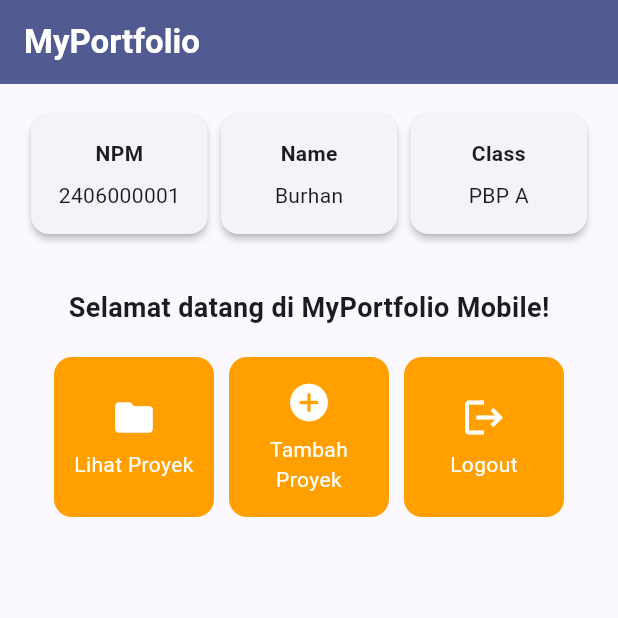
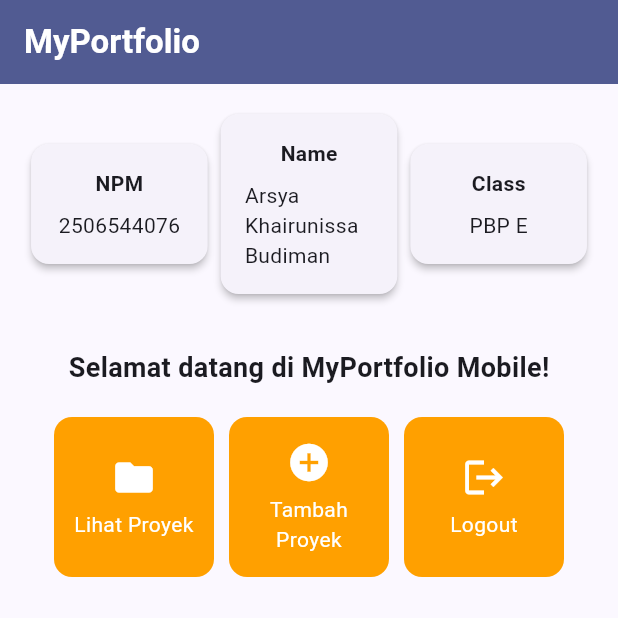
Before and after one commit to syakhrnss/myportofolio_mobile, a Flutter app: the screen it shows after launch, on a phone screen of 412 x 824 dp, the top half of it. Run offline on Flutter 3.47's test engine with Material 3 defaults, Android fonts, the phone set to English and light mode, and no system bars.

Commit message:
feat: replace sample data with personal identity in InfoCards

```diff
--- a/lib/menu.dart
+++ b/lib/menu.dart
@@ -12,9 +12,9 @@ class MyHomePage extends StatelessWidget {
   // used by the build method of the State. Fields in a Widget subclass are
   // always marked "final".
 
-  final String npm = "2406000001";
-  final String nama = "Burhan";
-  final String kelas = "PBP A";
+  final String npm = "2506544076";
+  final String nama = "Arsya Khairunissa Budiman";
+  final String kelas = "PBP E";
 
   final List<ItemHomepage> items = [
     ItemHomepage("Lihat Proyek", Icons.folder),
```
